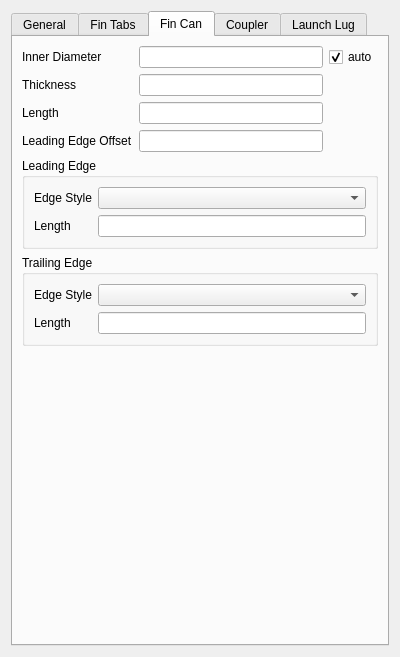
First picture: the form in Ui/TaskPanelFin.ui, repository davesrocketshop/Rocket, before the edit.
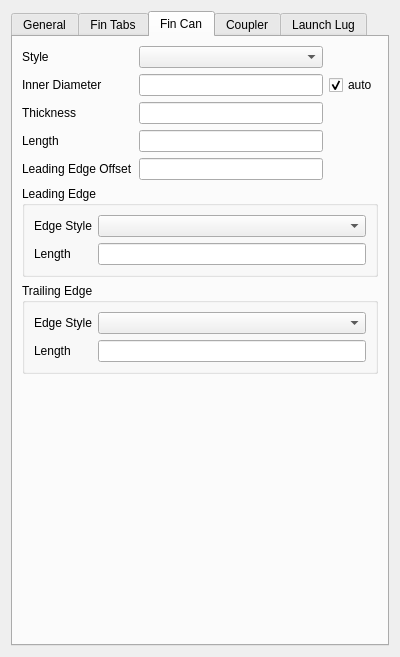
Second picture: the form after the edit. The open tabs and pages were chosen to show the change. Custom widgets are drawn as their Qt base class.

Commit message: Fin proxy

Diff of the .ui file:
```diff
--- a/Ui/TaskPanelFin.ui
+++ b/Ui/TaskPanelFin.ui
@@ -881,63 +881,42 @@
       <layout class="QVBoxLayout" name="verticalLayout_10">
        <item>
         <layout class="QGridLayout" name="gridLayout_9">
-         <item row="3" column="1">
-          <widget class="Gui::InputField" name="canLeadingOffsetInput">
-           <property name="unit" stdset="0">
-            <string notr="true"/>
-           </property>
-          </widget>
-         </item>
          <item row="2" column="0">
-          <widget class="QLabel" name="canLengthLabel">
-           <property name="text">
-            <string>Length</string>
-           </property>
-          </widget>
-         </item>
-         <item row="3" column="0">
-          <widget class="QLabel" name="canLeadingOffsetLabel">
-           <property name="text">
-            <string>Leading Edge Offset</string>
-           </property>
-          </widget>
-         </item>
-         <item row="0" column="1">
-          <widget class="Gui::InputField" name="canDiameterInput">
-           <property name="unit" stdset="0">
-            <string notr="true"/>
-           </property>
-          </widget>
-         </item>
-         <item row="1" column="0">
           <widget class="QLabel" name="canThicknessLabel">
            <property name="text">
             <string>Thickness</string>
            </property>
           </widget>
          </item>
+         <item row="4" column="0">
+          <widget class="QLabel" name="canLeadingOffsetLabel">
+           <property name="text">
+            <string>Leading Edge Offset</string>
+           </property>
+          </widget>
+         </item>
          <item row="2" column="1">
-          <widget class="Gui::InputField" name="canLengthInput">
+          <widget class="Gui::InputField" name="canThicknessInput">
            <property name="unit" stdset="0">
             <string notr="true"/>
            </property>
           </widget>
          </item>
-         <item row="0" column="0">
+         <item row="1" column="0">
           <widget class="QLabel" name="canDiameterLabel">
            <property name="text">
             <string>Inner Diameter</string>
            </property>
           </widget>
          </item>
-         <item row="1" column="1">
-          <widget class="Gui::InputField" name="canThicknessInput">
-           <property name="unit" stdset="0">
-            <string notr="true"/>
+         <item row="3" column="0">
+          <widget class="QLabel" name="canLengthLabel">
+           <property name="text">
+            <string>Length</string>
            </property>
           </widget>
          </item>
-         <item row="0" column="2">
+         <item row="1" column="2">
           <widget class="QCheckBox" name="canAutoDiameterCheckbox">
            <property name="text">
             <string>auto</string>
@@ -947,6 +926,37 @@
            </property>
           </widget>
          </item>
+         <item row="1" column="1">
+          <widget class="Gui::InputField" name="canDiameterInput">
+           <property name="unit" stdset="0">
+            <string notr="true"/>
+           </property>
+          </widget>
+         </item>
+         <item row="4" column="1">
+          <widget class="Gui::InputField" name="canLeadingOffsetInput">
+           <property name="unit" stdset="0">
+            <string notr="true"/>
+           </property>
+          </widget>
+         </item>
+         <item row="3" column="1">
+          <widget class="Gui::InputField" name="canLengthInput">
+           <property name="unit" stdset="0">
+            <string notr="true"/>
+           </property>
+          </widget>
+         </item>
+         <item row="0" column="0">
+          <widget class="QLabel" name="canStyleLabel">
+           <property name="text">
+            <string>Style</string>
+           </property>
+          </widget>
+         </item>
+         <item row="0" column="1">
+          <widget class="QComboBox" name="canStyleCombo"/>
+         </item>
         </layout>
        </item>
        <item>
```
The commit also changes 2 other files.
